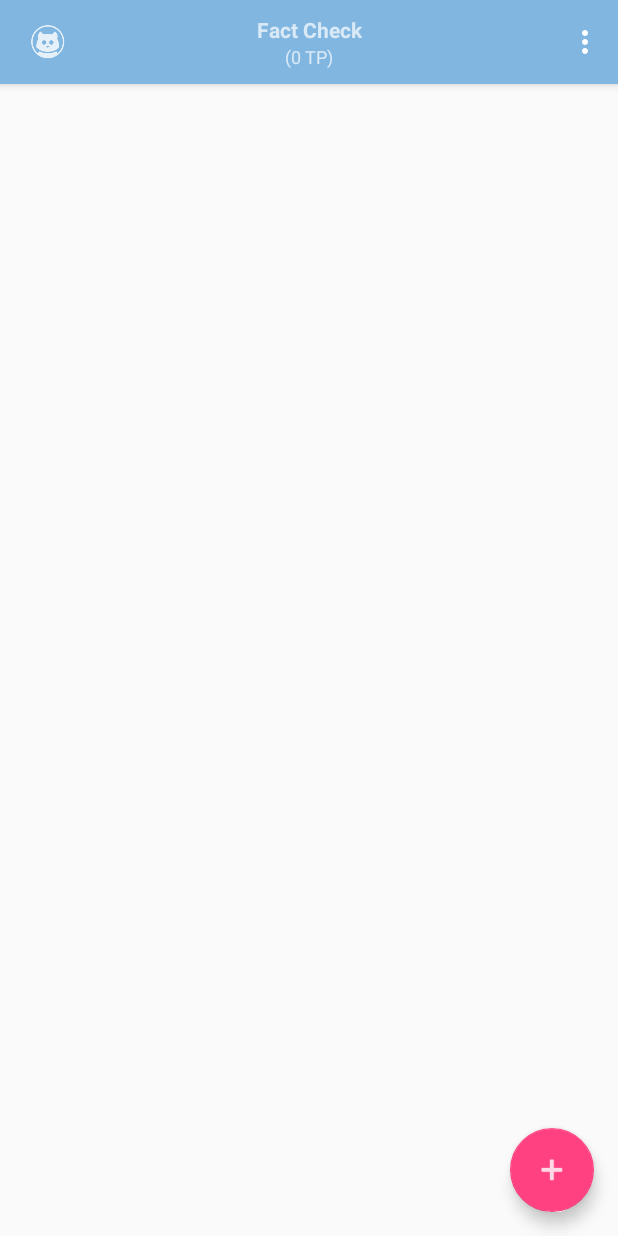
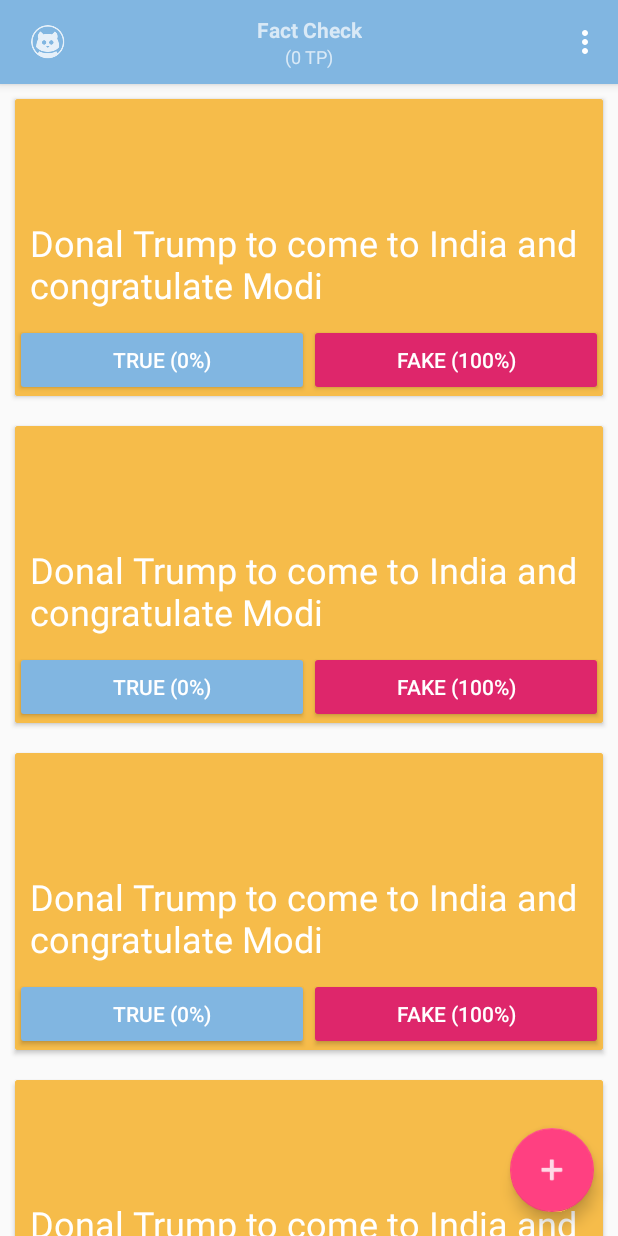
Before and after one commit to divyanshunegi/FactCheck, an Android app: the DashboardActivity screen opened directly, with no data from a screen before it, on a phone screen of 412 x 824 dp. Run offline under Robolectric (Android 15) with nearby library versions, the phone set to English and light mode, and no system bars.

Commit message:
1) added list element 2) added model for feed data

```diff
--- /dev/null
+++ b/app/src/main/java/com/android/factcheck/model/FeedDataModel.java
@@ -0,0 +1,17 @@
+package com.android.factcheck.model;
+
+/**
+ * Created by divyanshunegi on 11/23/16.
+ * Project : FactCheck
+ */
+public class FeedDataModel {
+
+    private int feedId;
+    private String feedTitle;
+    private String feedLink;
+    private String feedSource;
+    private String fakePercentage;
+    private String truePercentage;
+    private int authorId;
+
+}
--- a/app/src/main/java/com/android/factcheck/ui/DashboardActivity.java
+++ b/app/src/main/java/com/android/factcheck/ui/DashboardActivity.java
@@ -3,6 +3,7 @@ package com.android.factcheck.ui;
 import android.content.Intent;
 import android.os.Bundle;
 import android.support.v7.app.AppCompatActivity;
+import android.support.v7.widget.LinearLayoutManager;
 import android.support.v7.widget.RecyclerView;
 import android.support.v7.widget.Toolbar;
 import android.view.Menu;
@@ -10,10 +11,18 @@ import android.view.MenuItem;
 import android.view.View;
 
 import com.android.factcheck.R;
+import com.android.factcheck.model.FeedDataModel;
+import com.android.factcheck.ui.adapter.DataListAdapter;
+
+import java.util.ArrayList;
 
 public class DashboardActivity extends AppCompatActivity {
 
     private RecyclerView mFeedListView;
+    private LinearLayoutManager manager;
+    private ArrayList<FeedDataModel> listOfData = new ArrayList<>();
+
+    private DataListAdapter adapter;
 
     @Override
     protected void onCreate(Bundle savedInstanceState) {
@@ -23,6 +32,27 @@ public class DashboardActivity extends AppCompatActivity {
         mFeedListView = (RecyclerView) findViewById(R.id.feedListView);
         setSupportActionBar(toolbar);
         if(getSupportActionBar()!=null) getSupportActionBar().setDisplayShowTitleEnabled(false);
+
+        listOfData.add(null);
+        listOfData.add(null);
+        listOfData.add(null);
+        listOfData.add(null);
+        listOfData.add(null);
+        listOfData.add(null);
+        listOfData.add(null);
+        listOfData.add(null);
+        listOfData.add(null);
+
+        setupDataList();
+
+    }
+
+    private void setupDataList() {
+
+        manager = new LinearLayoutManager(this);
+        adapter = new DataListAdapter(listOfData);
+        mFeedListView.setLayoutManager(manager);
+        mFeedListView.setAdapter(adapter);
 
     }
 
--- /dev/null
+++ b/app/src/main/java/com/android/factcheck/ui/adapter/DataListAdapter.java
@@ -0,0 +1,54 @@
+package com.android.factcheck.ui.adapter;
+
+import android.support.v7.widget.RecyclerView;
+import android.view.LayoutInflater;
+import android.view.View;
+import android.view.ViewGroup;
+
+import com.android.factcheck.R;
+import com.android.factcheck.model.FeedDataModel;
+
+import java.util.List;
+
+/**
+ * Created by divyanshunegi on 11/23/16.
+ * Project : FactCheck
+ */
+public class DataListAdapter  extends RecyclerView.Adapter<DataListAdapter.MyViewHolder> {
+
+    private List<FeedDataModel> mFeedData;
+
+    public DataListAdapter(List<FeedDataModel> mFeedData) {
+        this.mFeedData = mFeedData;
+    }
+
+
+    @Override
+    public MyViewHolder onCreateViewHolder(ViewGroup parent, int viewType) {
+        View itemView = LayoutInflater.from(parent.getContext())
+                .inflate(R.layout.element_dashboard_post, parent, false);
+
+        return new MyViewHolder(itemView);
+    }
+
+    @Override
+    public void onBindViewHolder(MyViewHolder holder, int position) {
+        FeedDataModel feedDataModel = mFeedData.get(position);
+//        holder.title.setText(movie.getTitle());
+//        holder.genre.setText(movie.getGenre());
+//        holder.year.setText(movie.getYear());
+    }
+
+    @Override
+    public int getItemCount() {
+        return mFeedData.size();
+    }
+
+    public class MyViewHolder extends RecyclerView.ViewHolder {
+        public MyViewHolder(View itemView) {
+            super(itemView);
+        }
+    }
+
+
+}
--- a/app/src/main/res/layout/content_dashboard.xml
+++ b/app/src/main/res/layout/content_dashboard.xml
@@ -5,10 +5,6 @@
     android:id="@+id/content_main"
     android:layout_width="match_parent"
     android:layout_height="match_parent"
-    android:paddingBottom="@dimen/activity_vertical_margin"
-    android:paddingLeft="@dimen/activity_horizontal_margin"
-    android:paddingRight="@dimen/activity_horizontal_margin"
-    android:paddingTop="@dimen/activity_vertical_margin"
     app:layout_behavior="@string/appbar_scrolling_view_behavior"
     tools:context="com.android.factcheck.ui.DashboardActivity"
     tools:showIn="@layout/activity_dashboard">
--- a/app/src/main/res/layout/element_dashboard_post.xml
+++ b/app/src/main/res/layout/element_dashboard_post.xml
@@ -7,11 +7,55 @@
     android:layout_height="wrap_content"
     app:cardBackgroundColor="#F6BC4A">
 
+<LinearLayout
+    android:layout_width="match_parent"
+    android:layout_height="wrap_content"
+    android:background="#F6BC4A"
+    android:orientation="vertical">
+
+    <RelativeLayout
+        android:layout_width="match_parent"
+        android:layout_height="150dp">
+
+        <TextView
+            android:layout_width="wrap_content"
+            android:layout_height="wrap_content"
+            android:layout_alignParentBottom="true"
+            android:layout_margin="10dp"
+            android:textColor="#fff"
+            android:shadowRadius="1"
+            android:shadowDy="1"
+            android:shadowDx="1"
+            android:textSize="24sp"
+            android:text="Donal Trump to come to India and congratulate Modi"
+            />
+
+
+    </RelativeLayout>
 
     <LinearLayout
         android:layout_width="match_parent"
-        android:layout_height="100dp"
-        android:background="#F6BC4A"></LinearLayout>
+        android:layout_height="wrap_content"
+        android:orientation="horizontal"
+        android:weightSum="2">
 
+        <Button
+            android:layout_width="0dp"
+            android:backgroundTint="@color/colorPrimary"
+            android:textColor="#fff"
+            android:layout_weight="1"
+            android:layout_height="wrap_content"
+            android:text="True (0%)"/>
 
+        <Button
+            android:layout_width="0dp"
+            android:layout_weight="1"
+            android:backgroundTint="#de266b"
+            android:textColor="#fff"
+            android:layout_height="wrap_content"
+            android:text="Fake (100%)"/>
+
+    </LinearLayout>
+
+</LinearLayout>
 </android.support.v7.widget.CardView>
```
